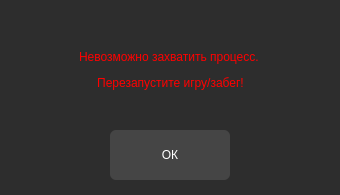
Old version of the form Error_Hook_RU2.ui in the repository DuckAndStranger/isaac-cheat.
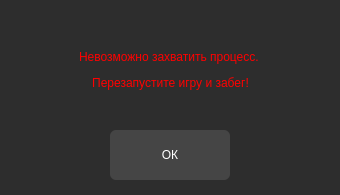
New version of the form. Icons and pictures are not drawn.

The edit to the form file:
```diff
--- a/Error_Hook_RU2.ui
+++ b/Error_Hook_RU2.ui
@@ -53,7 +53,7 @@
 }</string>
    </property>
    <property name="text">
-    <string>&lt;html&gt;&lt;head/&gt;&lt;body&gt;&lt;p align=&quot;center&quot;&gt;Невозможно захватить процесс. &lt;/p&gt;&lt;p align=&quot;center&quot;&gt;Перезапустите игру/забег!&lt;/p&gt;&lt;/body&gt;&lt;/html&gt;</string>
+    <string>&lt;html&gt;&lt;head/&gt;&lt;body&gt;&lt;p align=&quot;center&quot;&gt;Невозможно захватить процесс. &lt;/p&gt;&lt;p align=&quot;center&quot;&gt;Перезапустите игру и забег!&lt;/p&gt;&lt;/body&gt;&lt;/html&gt;</string>
    </property>
    <property name="margin">
     <number>10</number>
```
Left out of the diff: 6 changed lines with no effect on the pictures.
